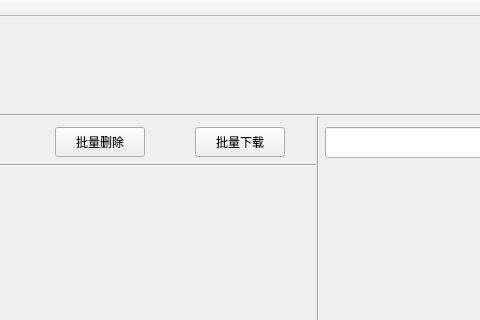
The window that mainwindow.ui (HustGw/CLLLLLLLSAFFFFFEWINN) describes before a commit, drawn with Qt 5; both pictures show x 595 to 1075 and y 0 to 320 of the 1165 by 708 pixel window.
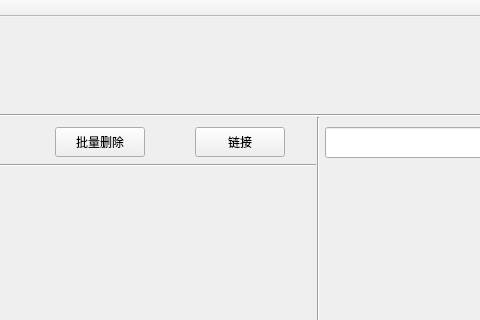
The same window after the commit. The open tabs and pages were chosen to show the change.

Commit message: 增加通过链接添加解密单元功能

Diff of the .ui file:
```diff
--- a/mainwindow.ui
+++ b/mainwindow.ui
@@ -261,7 +261,7 @@
        </rect>
       </property>
       <property name="text">
-       <string>批量下载</string>
+       <string>链接</string>
       </property>
      </widget>
      <widget class="QPushButton" name="pushButton">
```
Left out of the diff: 2 changed lines with no effect on the pictures. The commit also changes 6 other files.
